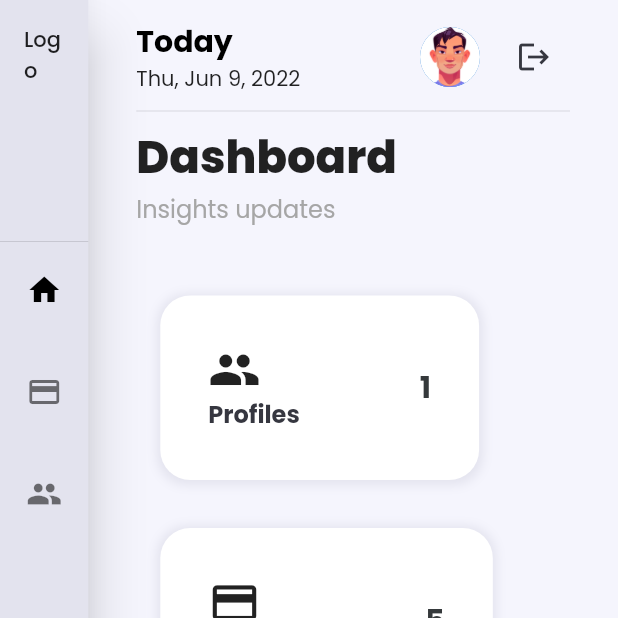
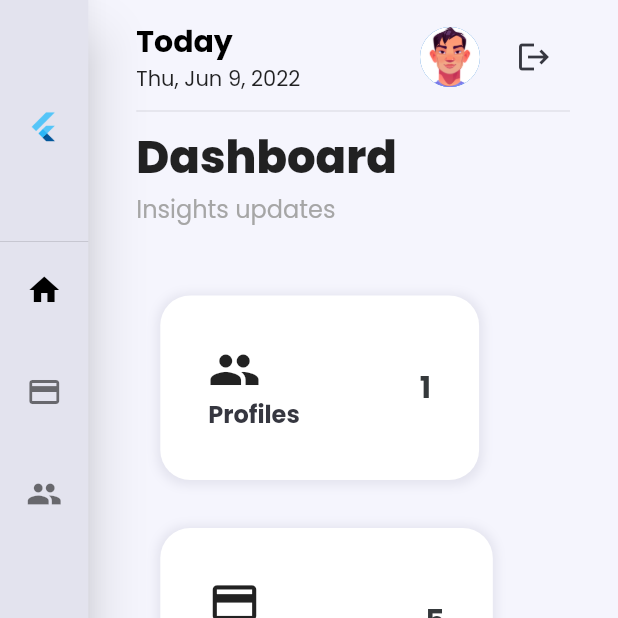
Before and after one commit to DanikingRD/DigitalCardWebFlutter, a Flutter app: the screen it shows after launch, on a phone screen of 412 x 824 dp, the top half of it. Run offline on Flutter 3.47's test engine with Material 2 defaults, Android fonts, the phone set to English and light mode, and no system bars; our stand-ins replace data_table_2, firebase_auth, firebase_core, google_fonts; missing offline and left inert: dart:html; accounts and stored records are empty; statements that could not run were skipped.

Commit message:
Add side menu logo

```diff
--- a/lib/home/dashboard/components/side_menu.dart
+++ b/lib/home/dashboard/components/side_menu.dart
@@ -16,32 +16,32 @@ class SideMenu extends StatelessWidget {
       backgroundColor: kSideMenuBgColor,
       child: SingleChildScrollView(
         child: Column(
-          children: const [
+          children: [
             DrawerHeader(
-              child: Text('Logo'),
+              child: Image.asset("assets/images/flutter_logo.png"),
             ),
-            SideMenuButton(
+            const SideMenuButton(
               route: Routes.homePageRoute,
               display: Routes.homeDisplayName,
               icon: Icons.home,
             ),
-            SizedBox(
+            const SizedBox(
               height: 20,
             ),
-            SideMenuButton(
+            const SideMenuButton(
               route: Routes.devicesPageRoute,
               display: Routes.devicesDisplayName,
               icon: Icons.credit_card,
             ),
-            SizedBox(
+            const SizedBox(
               height: 20,
             ),
-            SideMenuButton(
+            const SideMenuButton(
               route: Routes.profilesPageRoute,
               display: Routes.profilesDisplayName,
               icon: Icons.people,
             ),
-            SizedBox(
+            const SizedBox(
               height: 20,
             ),
           ],
```
Also changed, not shown: assets/images/flutter_logo.png, assets/images/your_logo.png (deleted).
